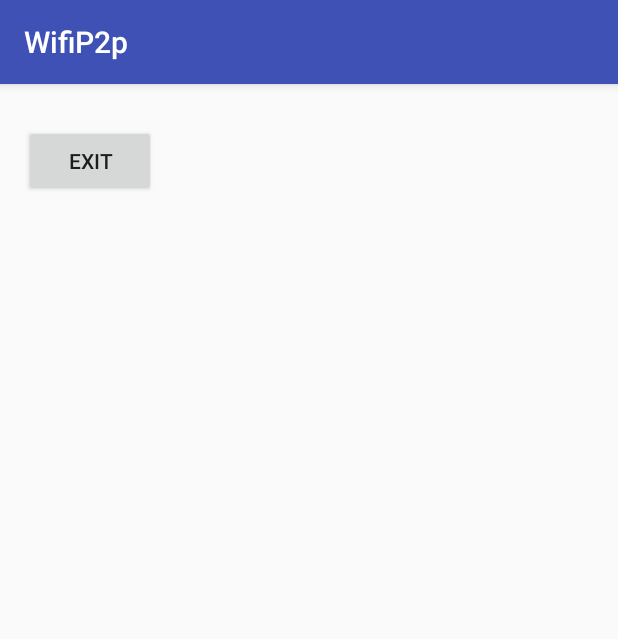
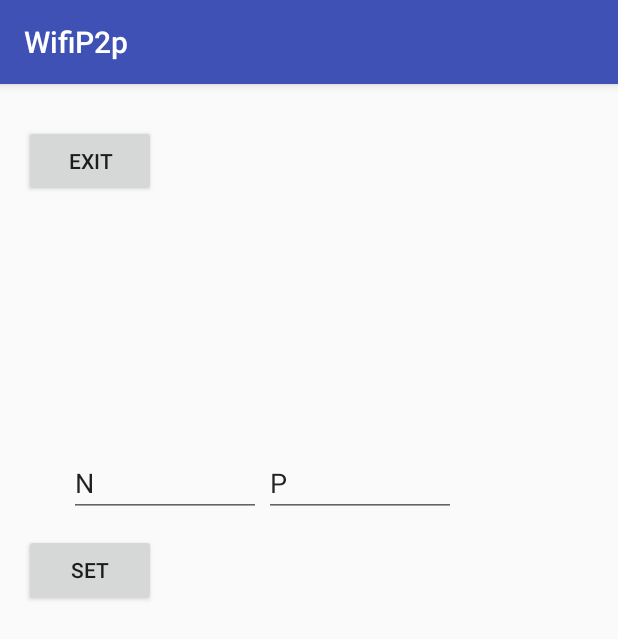
Before and after one commit to Aawesh/WifiPeerToPeer, an Android app: the screen it shows after launch (UserSelectionActivity), after a tap on "PEDESTRIAN", on a phone screen of 412 x 824 dp. Shown: the top 639 px of the screen. Run offline under Robolectric (Android 15) with nearby library versions, the phone set to English and light mode, and no system bars; libraries missing offline, so code that uses them is left out: com.peak.salut; 1 statement that could not run was skipped.

Commit message:
-- alert engine at working state with N and P set from user

```diff
--- a/app/src/main/java/wifipeertopeer/com/wifipeertopeer/DetectedActivitiesIntentService.java
+++ b/app/src/main/java/wifipeertopeer/com/wifipeertopeer/DetectedActivitiesIntentService.java
@@ -86,14 +86,14 @@ public class DetectedActivitiesIntentService extends IntentService {
 
 
         if(stillConfidence < 30){
-            if(walkingConfidence >= 30 && runningConfidence < 30){
+            if(walkingConfidence >= 25 && runningConfidence < 25){
                 CommunicationService.isPedestrianWalking = true;
                 CommunicationService.isPedestrianMoving = true;
 
                 CommunicationService.isPedestrianRunning = false;
                 Log.i(TAG, "walking: "+ CommunicationService.isPedestrianWalking );
 
-            }else if(runningConfidence >= 30 && walkingConfidence <30){
+            }else if(runningConfidence >= 25 && walkingConfidence <25){
                 CommunicationService.isPedestrianRunning = true;
                 CommunicationService.isPedestrianMoving = true;
 
--- a/app/src/main/java/wifipeertopeer/com/wifipeertopeer/UserSelectionActivity.java
+++ b/app/src/main/java/wifipeertopeer/com/wifipeertopeer/UserSelectionActivity.java
@@ -10,25 +10,36 @@ import android.support.annotation.Nullable;
 import android.support.v7.app.AppCompatActivity;
 import android.support.v7.app.NotificationCompat;
 import android.view.View;
+import android.view.inputmethod.InputMethodManager;
 import android.widget.Button;
+import android.widget.EditText;
+import android.widget.RelativeLayout;
 import android.widget.TextView;
 import android.widget.Toast;
+
+import com.peak.salut.Salut;
 
 /**
  * Created by aawesh on 7/6/17.
  */
 
-public class UserSelectionActivity extends AppCompatActivity {
+public class UserSelectionActivity extends AppCompatActivity implements View.OnClickListener  {
     Button walkingButton;
     Button drivingButton;
     Button exitButton;
+    Button setButton;
 
     static TextView infoview;
     static TextView infoview2;
     static TextView infoview3;
 
+    EditText n;
+    EditText p;
+
     static Context context;
     Intent intent;
+
+    RelativeLayout relativeLayout;
 
 
     @Override
@@ -40,41 +51,55 @@ public class UserSelectionActivity extends AppCompatActivity {
         context = this;
         intent = new Intent(this,CommunicationService.class);
 
+        relativeLayout = (RelativeLayout)findViewById(R.id.mainLayout);
+
         walkingButton = (Button) findViewById(R.id.pedestrianButton);
         drivingButton = (Button) findViewById(R.id.driverButton);
         exitButton = (Button) findViewById(R.id.exitButton);
+        setButton = (Button) findViewById(R.id.setButton);
 
         infoview = (TextView)findViewById(R.id.infoView);
         infoview2 = (TextView)findViewById(R.id.infoView2);
         infoview3 = (TextView)findViewById(R.id.infoView3);
 
+        walkingButton.setOnClickListener(this);
+        drivingButton.setOnClickListener(this);
+        exitButton.setOnClickListener(this);
+        setButton.setOnClickListener(this);
+        relativeLayout.setOnClickListener(this);
+
+        n = (EditText)findViewById(R.id.alertCount);
+        p = (EditText)findViewById(R.id.probability);
+
         exitButton.setVisibility(View.GONE);
+        setButton.setVisibility(View.GONE);
+
+        n.setVisibility(View.GONE);
+        p.setVisibility(View.GONE);
+    }
 
 
-        walkingButton.setOnClickListener(new View.OnClickListener() {
+    @Override
     public void onClick(View v) {
-                arrangeViews();
 
+        InputMethodManager imm = (InputMethodManager)getSystemService(
+                Context.INPUT_METHOD_SERVICE);
+        imm.hideSoftInputFromWindow(v.getWindowToken(), 0);
+
+        if (!Salut.isWiFiEnabled(getApplicationContext())) {
+            Toast.makeText(getApplicationContext(), "Please enable WiFi first.", Toast.LENGTH_SHORT).show();
+            return;
+        }
+
+        if (v.getId() == R.id.pedestrianButton) {
+            arrangePedestrianViews();
             intent.putExtra("user",Constants.HOST);
             startCommunicationService();
-            }
-        });
-
-        drivingButton.setOnClickListener(new View.OnClickListener() {
-            public void onClick(View v) {
-                arrangeViews();
-
+        } else if (v.getId() == R.id.driverButton) {
+            arrangeDriverViews();
             intent.putExtra("user",Constants.CLIENT);
             startCommunicationService();
-
-
-            }
-        });
-
-
-        exitButton.setOnClickListener(new View.OnClickListener() {
-            @Override
-            public void onClick(View v) {
+        }else if(v.getId() == R.id.exitButton){
             Toast.makeText(getBaseContext(), "Service Stopped", Toast.LENGTH_LONG).show();
 
             stopService(intent);
@@ -82,10 +107,18 @@ public class UserSelectionActivity extends AppCompatActivity {
             walkingButton.setVisibility(View.VISIBLE);
             drivingButton.setVisibility(View.VISIBLE);
             exitButton.setVisibility(View.GONE);
+        }else if(v.getId() == R.id.setButton){
+            String N = n.getText().toString();
+            String P  = p.getText().toString();
 
+            if(!N.equals("") && !P.equals("")){
+                CommunicationService.N = Integer.parseInt(N);
+                CommunicationService.P = Double.parseDouble(P)/100;
+                CommunicationService.alertCount = 0;
+            }else{
+                Toast.makeText(getBaseContext(),"Null input(s)",Toast.LENGTH_LONG).show();
             }
-        });
-
+        }
     }
 
 
@@ -94,13 +127,25 @@ public class UserSelectionActivity extends AppCompatActivity {
         startService(intent);
     }
 
-    public void arrangeViews(){
+    public void arrangePedestrianViews(){
+        walkingButton.setVisibility(View.GONE);
+        drivingButton.setVisibility(View.GONE);
+
+        exitButton.setVisibility(View.VISIBLE);
+        setButton.setVisibility(View.VISIBLE);
+
+        n.setVisibility(View.VISIBLE);
+        p.setVisibility(View.VISIBLE);
+    }
+
+    public void arrangeDriverViews(){
         walkingButton.setVisibility(View.GONE);
         drivingButton.setVisibility(View.GONE);
 
         exitButton.setVisibility(View.VISIBLE);
     }
 
+
     @Override
     public void onBackPressed() {
         //do nothing
--- a/app/src/main/res/layout/first_screen.xml
+++ b/app/src/main/res/layout/first_screen.xml
@@ -11,11 +11,10 @@
         android:id="@+id/pedestrianButton"
         android:layout_width="wrap_content"
         android:layout_height="wrap_content"
-        android:layout_marginStart="46dp"
-        android:layout_marginTop="196dp"
+        android:layout_marginTop="55dp"
         android:text="Pedestrian"
         android:layout_alignParentTop="true"
-        android:layout_alignParentStart="true" />
+        android:layout_toStartOf="@+id/exitButton" />
 
     <Button
         android:id="@+id/driverButton"
@@ -65,5 +64,39 @@
         android:layout_toEndOf="@+id/infoView2"
         android:text="" />
 
+    <EditText
+        android:id="@+id/alertCount"
+        android:layout_width="wrap_content"
+        android:layout_height="wrap_content"
+        android:layout_marginLeft="110dp"
+        android:ems="6"
+        android:text="N"
+        android:inputType="phone"
+        android:layout_marginTop="27dp"
+        android:layout_marginStart="30dp"
+        android:layout_below="@+id/infoView3"
+        android:layout_alignParentStart="true" />
+
+    <EditText
+        android:id="@+id/probability"
+        android:layout_width="wrap_content"
+        android:layout_height="wrap_content"
+        android:layout_marginLeft="160dp"
+        android:ems="6"
+        android:text="P"
+        android:inputType="phone"
+        android:layout_alignBaseline="@+id/alertCount"
+        android:layout_alignBottom="@+id/alertCount"
+        android:layout_alignEnd="@+id/driverButton" />
+
+    <Button
+        android:id="@+id/setButton"
+        android:layout_width="wrap_content"
+        android:layout_height="wrap_content"
+        android:layout_below="@+id/alertCount"
+        android:layout_marginTop="11dp"
+        android:layout_toStartOf="@+id/driverButton"
+        android:text="Set" />
+
 
 </RelativeLayout>
```
Also changed, not shown: app/src/main/java/wifipeertopeer/com/wifipeertopeer/AlertZone.java (+11 -0 lines), app/src/main/java/wifipeertopeer/com/wifipeertopeer/CommunicationService.java (+98 -10 lines), app/src/main/java/wifipeertopeer/com/wifipeertopeer/DriverLocation.java (+16 -0 lines). Lines whose indentation alone changed are shown as unchanged.
